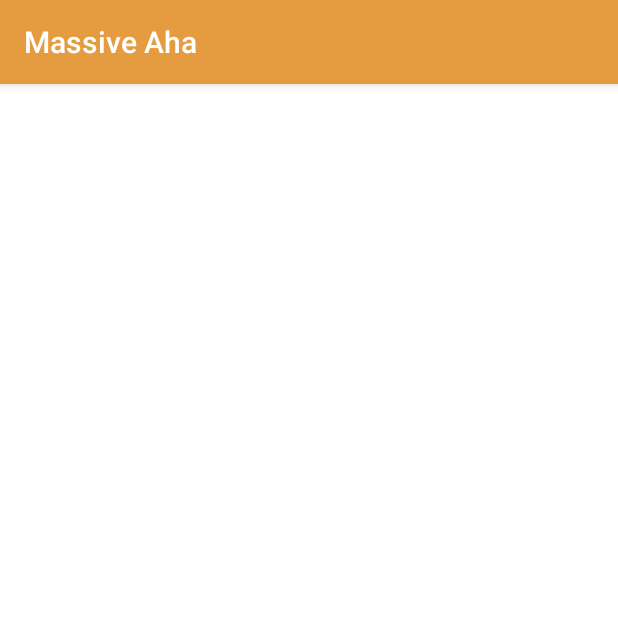
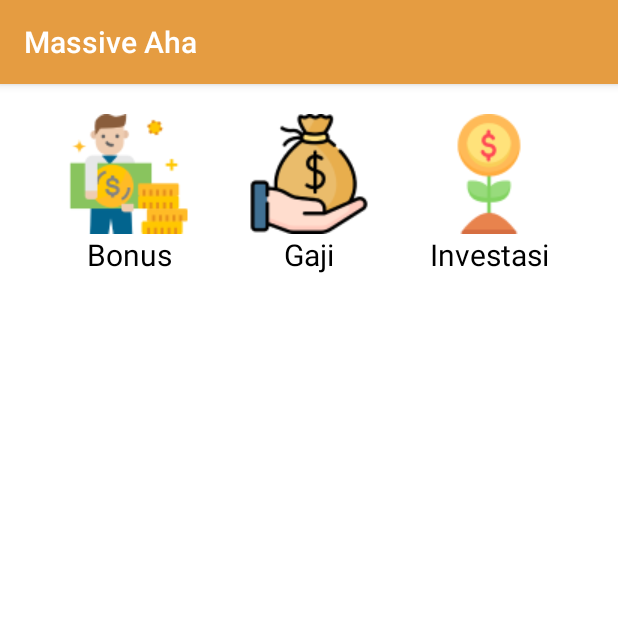
Before and after one commit to fillah11/MassiveC-mAYMO, an Android app: the fragment Pemasukan shown on its own in the app's theme, on a phone screen of 412 x 824 dp, the top half of it. Run offline under Robolectric (Android 15) with nearby library versions, the phone set to English and light mode, and no system bars.

Commit message:
blm fix bgt

```diff
--- a/app/src/main/java/com/fillah/massiveaha/fragment/Pengeluaran.kt
+++ b/app/src/main/java/com/fillah/massiveaha/fragment/Pengeluaran.kt
@@ -6,11 +6,12 @@ import android.view.LayoutInflater
 import android.view.View
 import android.view.ViewGroup
 import androidx.appcompat.app.AppCompatActivity
+import androidx.databinding.DataBindingUtil.setContentView
 import androidx.recyclerview.widget.GridLayoutManager
 import androidx.recyclerview.widget.RecyclerView
 import com.fillah.massiveaha.R
 
-class Pengeluaran : AppCompatActivity()
+class Pengeluaran : Fragment()
 {
 
 
--- a/app/src/main/res/layout/fragment_pemasukan.xml
+++ b/app/src/main/res/layout/fragment_pemasukan.xml
@@ -5,13 +5,43 @@
     android:layout_height="match_parent"
     tools:context=".fragment.Pemasukan">
 
-    <!-- TODO: Update blank fragment layout -->
-    <TextView
-        android:textSize="40sp"
-        android:layout_centerInParent="true"
-        android:layout_width="wrap_content"
+    <LinearLayout
+        android:layout_width="match_parent"
         android:layout_height="wrap_content"
-        android:text="Home Fragment" />
+        android:orientation="horizontal"
+        android:gravity="center"
+        android:layout_marginTop="20dp"
+        >
 
+        <TextView
+            android:layout_width="wrap_content"
+            android:layout_height="wrap_content"
+            android:drawableTop="@drawable/bonus_icon"
+            android:text="Bonus"
+            android:textColor="@color/black"
+            android:gravity="center"
+            android:textSize="20sp"/>
+
+        <TextView
+            android:layout_width="wrap_content"
+            android:layout_height="wrap_content"
+            android:drawableTop="@drawable/gaji_icon"
+            android:text="Gaji"
+            android:textColor="@color/black"
+            android:gravity="center"
+            android:textSize="20sp"
+            android:layout_marginLeft="40dp"
+            android:layout_marginRight="40dp"/>
+
+        <TextView
+            android:layout_width="wrap_content"
+            android:layout_height="wrap_content"
+            android:drawableTop="@drawable/investasi_icon"
+            android:text="Investasi"
+            android:textColor="@color/black"
+            android:gravity="center"
+            android:textSize="20sp"/>
+
+    </LinearLayout>
 
 </RelativeLayout>
```
